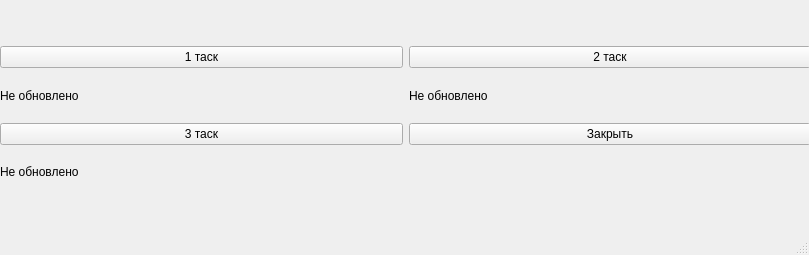
Before: the Qt Designer form Interface/mainwindow.ui in Doveri/komsomols_work, drawn with Qt 5.
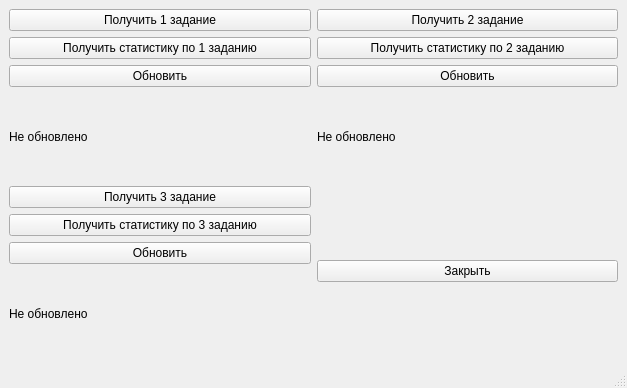
After: the same form once the commit is applied.

```diff
--- a/Interface/mainwindow.ui
+++ b/Interface/mainwindow.ui
@@ -6,75 +6,123 @@
    <rect>
     <x>0</x>
     <y>0</y>
-    <width>809</width>
-    <height>255</height>
+    <width>627</width>
+    <height>388</height>
    </rect>
   </property>
+  <property name="sizePolicy">
+   <sizepolicy hsizetype="MinimumExpanding" vsizetype="MinimumExpanding">
+    <horstretch>0</horstretch>
+    <verstretch>0</verstretch>
+   </sizepolicy>
+  </property>
+  <property name="maximumSize">
+   <size>
+    <width>627</width>
+    <height>407</height>
+   </size>
+  </property>
   <property name="windowTitle">
    <string>MainWindow</string>
   </property>
   <widget class="QWidget" name="centralwidget">
-   <widget class="QWidget" name="layoutWidget">
-    <property name="geometry">
-     <rect>
-      <x>0</x>
-      <y>46</y>
-      <width>811</width>
-      <height>147</height>
-     </rect>
-    </property>
+   <layout class="QGridLayout" name="gridLayout_2">
+    <item row="0" column="0">
     <layout class="QGridLayout" name="gridLayout">
+      <item row="7" column="0">
+       <widget class="QPushButton" name="get_stats_3">
+        <property name="text">
+         <string>Получить статистику по 3 заданию</string>
+        </property>
+       </widget>
+      </item>
      <item row="0" column="1">
       <widget class="QPushButton" name="SecondTask">
        <property name="text">
-        <string>2 таск</string>
-       </property>
-      </widget>
-     </item>
-     <item row="4" column="0">
-      <widget class="QPushButton" name="ThirdTask">
-       <property name="text">
-        <string>3 таск</string>
-       </property>
-      </widget>
-     </item>
-     <item row="1" column="0">
-      <widget class="QLabel" name="label">
-       <property name="text">
-        <string>Не обновлено</string>
+         <string>Получить 2 задание</string>
        </property>
       </widget>
      </item>
      <item row="0" column="0">
       <widget class="QPushButton" name="FirstTask">
        <property name="text">
-        <string>1 таск</string>
+         <string>Получить 1 задание</string>
        </property>
       </widget>
      </item>
-     <item row="4" column="1">
+      <item row="3" column="0">
+       <widget class="QLabel" name="one">
+        <property name="text">
+         <string>Не обновлено</string>
+        </property>
+       </widget>
+      </item>
+      <item row="1" column="0">
+       <widget class="QPushButton" name="get_stats_1">
+        <property name="text">
+         <string>Получить статистику по 1 заданию</string>
+        </property>
+       </widget>
+      </item>
+      <item row="1" column="1">
+       <widget class="QPushButton" name="get_stats_2">
+        <property name="text">
+         <string>Получить статистику по 2 заданию</string>
+        </property>
+       </widget>
+      </item>
+      <item row="2" column="0">
+       <widget class="QPushButton" name="update1">
+        <property name="text">
+         <string>Обновить</string>
+        </property>
+       </widget>
+      </item>
+      <item row="2" column="1">
+       <widget class="QPushButton" name="update2">
+        <property name="text">
+         <string>Обновить</string>
+        </property>
+       </widget>
+      </item>
+      <item row="6" column="0">
+       <widget class="QPushButton" name="ThirdTask">
+        <property name="text">
+         <string>Получить 3 задание</string>
+        </property>
+       </widget>
+      </item>
+      <item row="6" column="1" rowspan="4">
       <widget class="QPushButton" name="OutBut">
        <property name="text">
         <string>Закрыть</string>
        </property>
       </widget>
      </item>
-     <item row="5" column="0">
-      <widget class="QLabel" name="label_3">
+      <item row="3" column="1">
+       <widget class="QLabel" name="two">
        <property name="text">
         <string>Не обновлено</string>
        </property>
       </widget>
      </item>
-     <item row="1" column="1">
-      <widget class="QLabel" name="label_2">
+      <item row="9" column="0">
+       <widget class="QLabel" name="three">
        <property name="text">
         <string>Не обновлено</string>
        </property>
       </widget>
      </item>
-    </layout>
-   </widget>
+      <item row="8" column="0">
+       <widget class="QPushButton" name="update3">
+        <property name="text">
+         <string>Обновить</string>
+        </property>
+       </widget>
+      </item>
+     </layout>
+    </item>
+   </layout>
   </widget>
   <widget class="QMenuBar" name="menubar">
    <property name="geometry">
```
Left out of the diff: 4 changed lines with no effect on the pictures. Lines whose indentation alone changed are shown as unchanged.
